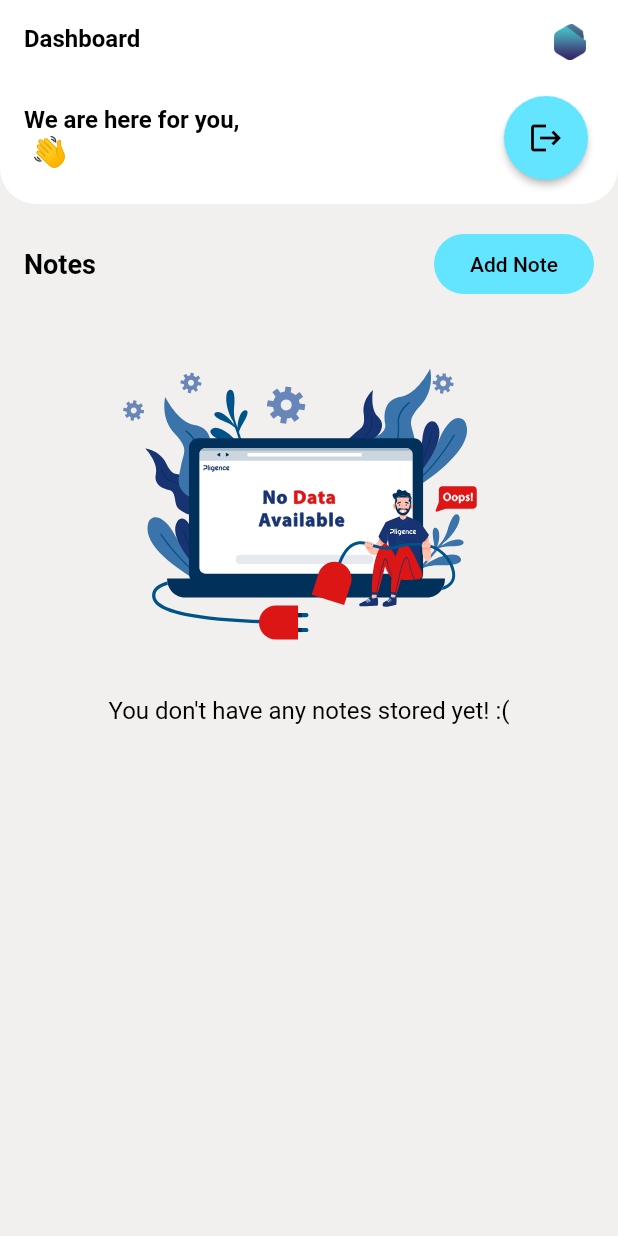
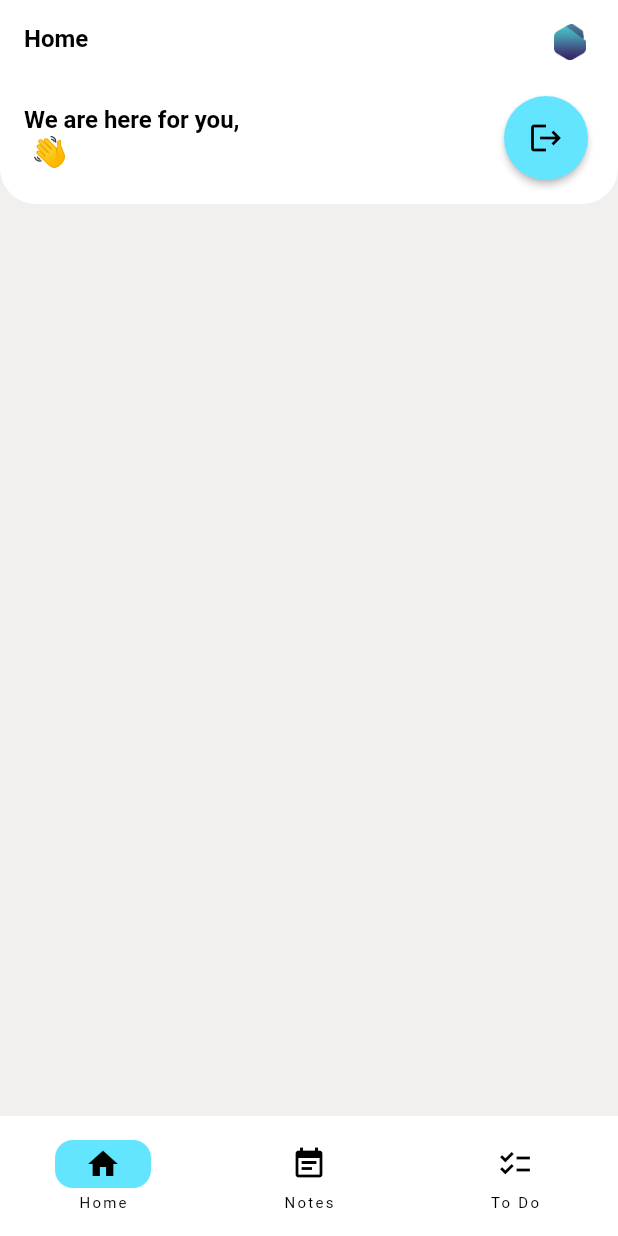
Before and after one commit to sauciucrazvan/tracely, a Flutter app: the screen it shows once a user with an empty profile is signed in, on a phone screen of 412 x 824 dp. Run offline on Flutter 3.47's test engine with Material 2 defaults, Android fonts, the phone set to English and light mode, and no system bars; our stand-ins replace connectivity_plus, firebase_auth, firebase_core, firebase_database, flutter_markdown, google_fonts and 3 more; missing offline and left inert: markdown_editable_textinput; accounts and stored records are empty; generated files the repository leaves out were written again; Roboto replaces fonts that are missing (Arimo).

Commit message:
[ADDED] split pages & navigation bar

```diff
--- a/lib/frontend/config/messages.dart
+++ b/lib/frontend/config/messages.dart
@@ -29,12 +29,11 @@ const loading = "Please wait while we do our magic";
 
 */
 
-const dashboard = "Dashboard";
+const dashboard = "Home";
 const notes = "Notes";
-const reminders = "Reminders";
+const todo = "To Do";
 
 const notesRoute = "Note";
-const remindersRoute = "Reminder";
 
 const welcome = {
   "Welcome back,",
@@ -46,7 +45,6 @@ const welcome = {
 };
 
 const info = {
-  "Reminders only work on mobile.\nYou can add / remove one from the web, but the notification will still be visable on mobile.",
   "You can download $appName on iOS or Android for free!",
   "$appName is free and open-source. You can contribute on GitHub.",
   "The app is still in beta. Please report any bugs on the GitHub page!",
@@ -54,26 +52,6 @@ const info = {
 
 const removeNote =
     "Are you sure you want to delete this note?\nThis action can not be reverted!";
-
-/*
-
-  ADD A REMINDER PAGE
-
-*/
-
-const addReminder = "Let's add a new reminder!";
-const chooseReminderTitle = "Name your reminder:";
-const selectReminderType = "Should the reminder repeat itself?";
-
-const List<String> repeatOptions = [
-  'Minute(s)',
-  'Hour(s)',
-  'Day(s)',
-];
-
-const every = "Every";
-const date = "Date";
-const time = "Time";
 
 /*
 
@@ -120,5 +98,3 @@ const noNotesSaved = "You don't have any notes stored yet! :(";
 
 const noteWithoutName = "Please name your note.";
 const noteWithoutContent = "Please add content to your note.";
-
-const reminderWithoutName = "Please name your reminder.";
--- a/lib/frontend/routes/dashboard/layouts/dashboard_mobile_layout.dart
+++ b/lib/frontend/routes/dashboard/layouts/dashboard_mobile_layout.dart
@@ -1,13 +1,12 @@
 import 'package:flutter/material.dart';
 
 import 'package:google_fonts/google_fonts.dart';
-import 'package:tracely/backend/handlers/routes/notes/notes_routes.dart';
+
+import 'package:tracely/frontend/widgets/navigation_bar/navigation_bar.dart';
 
 import '../../../config/messages.dart';
 import '../../../widgets/header/header.dart';
 
-import '../components/categories/notes/notes.dart';
-import '../components/titlebar.dart';
 import '../components/topbar.dart';
 
 class DashboardMobileLayout extends StatelessWidget {
@@ -49,6 +48,7 @@ class DashboardMobileLayout extends StatelessWidget {
           ),
         ],
       ),
+      bottomNavigationBar: const NavigationPanel(index: 0),
       body: SafeArea(
         child: Column(
           children: [
@@ -68,21 +68,8 @@ class DashboardMobileLayout extends StatelessWidget {
                 ],
               ),
             ),
-
             const SizedBox(
               height: 8,
-            ),
-
-            // NOTES
-            titleBar(
-              context,
-              notes,
-              notesRoute,
-              () => showAddNotesRoute(context),
-            ),
-
-            const Expanded(
-              child: SingleChildScrollView(child: BuildNotes()),
             ),
           ],
         ),
--- /dev/null
+++ b/lib/frontend/widgets/navigation_bar/navigation_bar.dart
@@ -0,0 +1,66 @@
+import 'package:flutter/material.dart';
+import 'package:page_transition/page_transition.dart';
+import 'package:tracely/frontend/routes/dashboard/dashboard.dart';
+import 'package:tracely/frontend/routes/loading/loading.dart';
+import 'package:tracely/frontend/routes/notes/dashboard_notes.dart';
+
+import '../../config/messages.dart';
+
+class NavigationPanel extends StatefulWidget {
+  final int index;
+
+  const NavigationPanel({super.key, required this.index});
+
+  @override
+  State<NavigationPanel> createState() => _NavigationPanelState();
+}
+
+class _NavigationPanelState extends State<NavigationPanel> {
+  int _selectedIndex = 0;
+
+  final pages = [
+    const Dashboard(),
+    const NotesDashboard(),
+    const Loading(),
+  ];
+
+  @override
+  Widget build(BuildContext context) {
+    _selectedIndex = widget.index;
+    return NavigationBar(
+      backgroundColor: Theme.of(context).colorScheme.secondary,
+      indicatorColor: Theme.of(context).colorScheme.primary,
+      indicatorShape: RoundedRectangleBorder(
+        borderRadius: BorderRadius.circular(12),
+      ),
+      selectedIndex: _selectedIndex,
+      destinations: const [
+        NavigationDestination(
+          icon: Icon(Icons.home),
+          label: dashboard,
+        ),
+        NavigationDestination(
+          icon: Icon(Icons.event_note),
+          label: notes,
+        ),
+        NavigationDestination(
+          icon: Icon(Icons.checklist),
+          label: todo,
+        ),
+      ],
+      onDestinationSelected: (index) {
+        setState(
+          () => _selectedIndex = index,
+        );
+
+        Navigator.pushReplacement(
+          context,
+          PageTransition(
+            type: PageTransitionType.fade,
+            child: pages[_selectedIndex],
+          ),
+        );
+      },
+    );
+  }
+}
--- a/pubspec.yaml
+++ b/pubspec.yaml
@@ -37,6 +37,9 @@ dependencies:
   # Google Fonts! A library of fonts used across the app
   google_fonts: ^5.1.0
 
+  # Page Transitions
+  page_transition: ^2.0.9
+
 dev_dependencies:
   flutter_test:
     sdk: flutter
```
Also changed, not shown: assets/animations/alarm.json (deleted, +0 -1 lines), lib/frontend/routes/notes/dashboard_notes.dart (added, +60 -0 lines), pubspec.lock.
